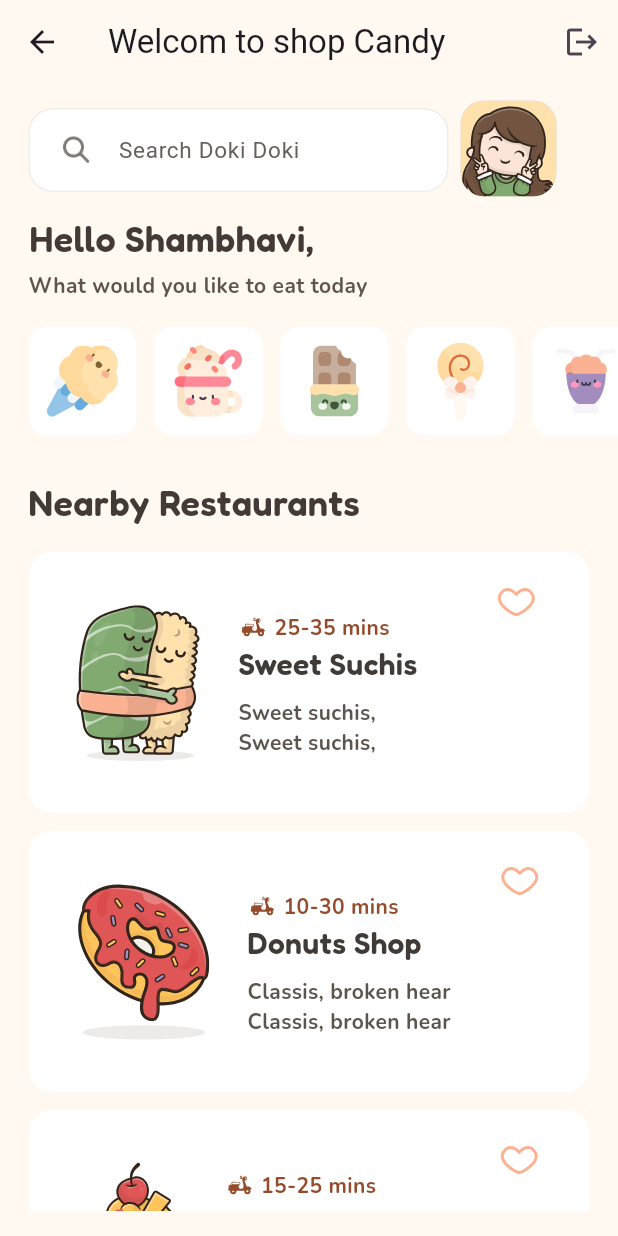
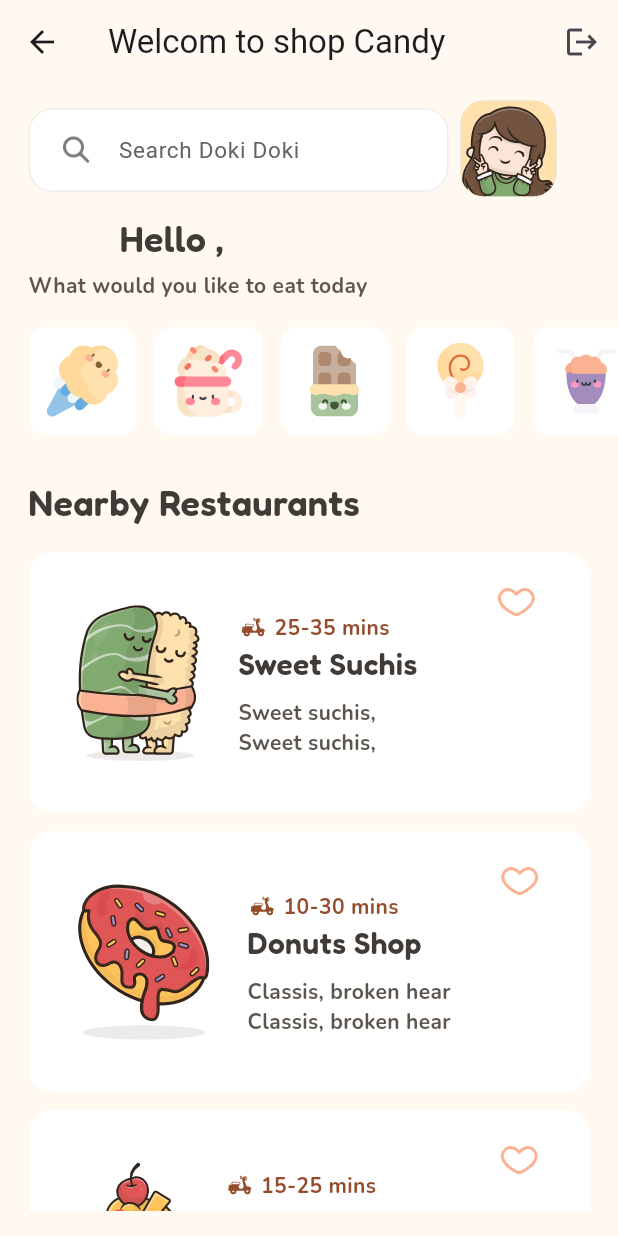
Before and after one commit to Mahmoud-ElShorbagy/candy_buy, a Flutter app: the HomeView screen opened by its route, on a phone screen of 412 x 824 dp. Run offline on Flutter 3.47's test engine with Material 3 defaults, Android fonts, the phone set to English and light mode, and no system bars; our stand-ins replace cloud_firestore, equatable, firebase_auth, firebase_core, flutter_bloc, flutter_svg; accounts and stored records are empty.

Commit message:
Add name in title view

```diff
--- a/lib/auth/register/register_email/view.dart
+++ b/lib/auth/register/register_email/view.dart
@@ -20,6 +20,8 @@ class RegisterEmailView extends StatelessWidget {
 
   @override
   Widget build(BuildContext context) {
+    final String nameController =
+        ModalRoute.of(context)!.settings.arguments as String;
     return ListView(
       children: [
         Container(
@@ -35,8 +37,8 @@ class RegisterEmailView extends StatelessWidget {
                   width: 158,
                   height: 174),
             ),
-            const AppText(
-                textBold: "Hi Shambhavi!",
+            AppText(
+                textBold: "Hi $nameController.",
                 text:
                     "You’ve got such a nice name. Now, let’s start with some important ones. I am noting these details in my diary")
           ],
--- a/lib/views/view_candy/title/view.dart
+++ b/lib/views/view_candy/title/view.dart
@@ -1,10 +1,13 @@
+import 'package:candy_buy/auth/register/register_name/view.dart';
 import 'package:candy_buy/core/helpers/app_colors.dart';
 import 'package:flutter/widgets.dart';
 
 import '../../../widgets/app_text.dart';
 
 class TitleView extends StatelessWidget {
-  const TitleView({super.key});
+  const TitleView({
+    super.key,
+  });
 
   @override
   Widget build(BuildContext context) {
@@ -14,7 +17,7 @@ class TitleView extends StatelessWidget {
           margin: EdgeInsets.only(right: 35),
           child: CustomText(
             fontSize: 24,
-            text: 'Hello Shambhavi,',
+            text: 'Hello $enterName,',
             color: AppColors.textBoldColor,
             fontWeight: FontWeight.w600,
             fontFamily: "Fredoka",
```
Also changed, not shown: lib/auth/register/register_name/view.dart (+13 -2 lines).
